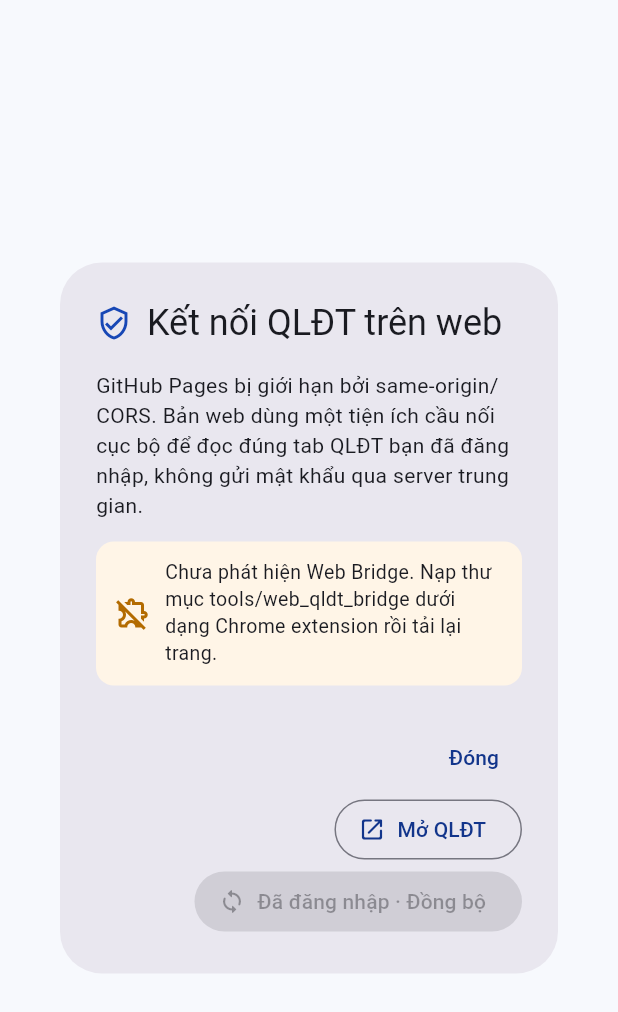
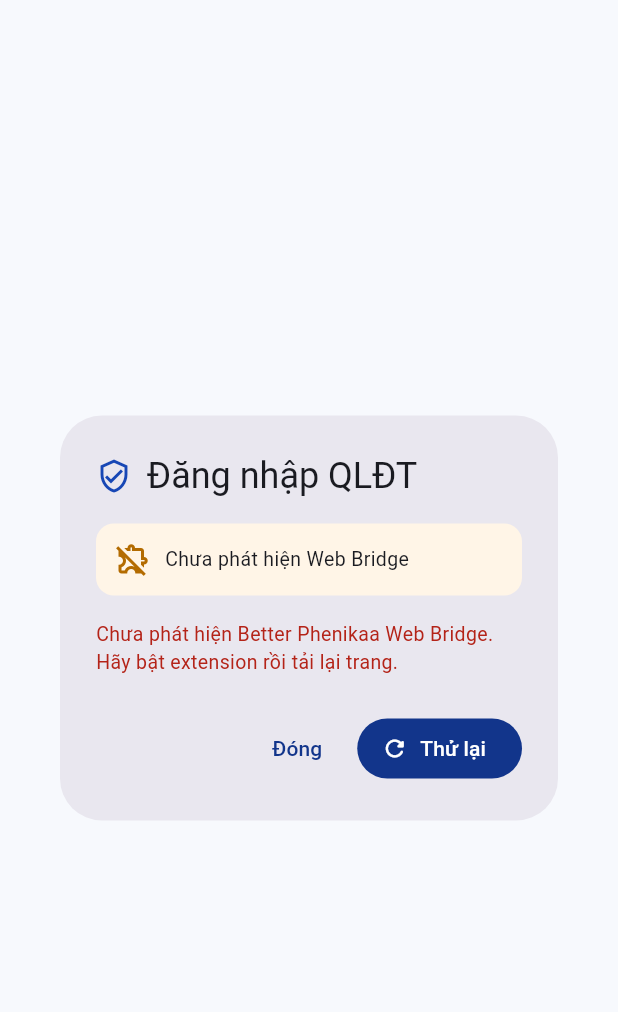
Before and after one commit to LonelyChromosome/demoD, a Flutter app: the _WebQldtBridgeDialog widget shown alone on an empty page, opened directly, on a phone screen of 412 x 824 dp. Shown: the top 1012 px of the screen. Run offline on Flutter 3.47's test engine with Material 3 defaults, Android fonts, the phone set to English and light mode, and no system bars; our stand-ins replace flutter_riverpod, shared_preferences; missing offline and left inert: dart:html, flutter_inappwebview, home_widget; accounts and stored records are empty.

Commit message:
feat: auto-login web after QLDT authentication

```diff
--- a/lib/features/qldt_intake/qldt_login_web.dart
+++ b/lib/features/qldt_intake/qldt_login_web.dart
@@ -1,4 +1,4 @@
-// This file is selected only for Flutter Web and must talk to the local Chrome
+// This file is selected only for Flutter Web and talks to the local Chrome
 // bridge through browser DOM events; the mobile implementation never imports it.
 // ignore_for_file: avoid_web_libraries_in_flutter, deprecated_member_use
 
@@ -26,12 +26,16 @@
 }
 
 class _WebQldtBridgeDialogState extends State<_WebQldtBridgeDialog> {
-  static const _requestEvent = 'better-phenikaa-request-qldt';
+  static const _startEvent = 'better-phenikaa-start-qldt-login';
+  static const _cancelEvent = 'better-phenikaa-cancel-qldt-login';
   static const _resultEvent = 'better-phenikaa-qldt-result';
   static const _errorEvent = 'better-phenikaa-qldt-error';
+  static const _bridgeReadyEvent = 'better-phenikaa-bridge-ready';
 
+  bool _started = false;
   bool _syncing = false;
-  String _status = '';
+  bool _failed = false;
+  String _status = 'Đang chuẩn bị kết nối QLĐT...';
 
   bool get _bridgeReady =>
       html.document.documentElement?.dataset['betterPhenikaaBridge'] == 'ready';
@@ -41,29 +45,32 @@
     super.initState();
     html.window.addEventListener(_resultEvent, _onResult);
     html.window.addEventListener(_errorEvent, _onError);
+    html.window.addEventListener(_bridgeReadyEvent, _onBridgeReady);
+    WidgetsBinding.instance.addPostFrameCallback((_) => _startAutoLogin());
   }
 
   @override
   void dispose() {
     html.window.removeEventListener(_resultEvent, _onResult);
     html.window.removeEventListener(_errorEvent, _onError);
+    html.window.removeEventListener(_bridgeReadyEvent, _onBridgeReady);
     super.dispose();
   }
 
-  void _openQldt() {
-    html.window.open(
-      'https://qldtbeta.phenikaa-uni.edu.vn/',
-      'betterPhenikaaQldt',
-    );
-    setState(() {
-      _status = 'Đăng nhập Microsoft trên tab QLĐT chính thức. Giữ tab đó mở rồi quay lại đây.';
-    });
+  void _onBridgeReady(html.Event _) {
+    if (!_started) {
+      _startAutoLogin();
+    }
   }
 
-  void _requestSync() {
+  void _startAutoLogin() {
+    if (!mounted || _syncing) {
+      return;
+    }
     if (!_bridgeReady) {
       setState(() {
-        _status = 'Chưa phát hiện Better Phenikaa Web Bridge. Hãy bật tiện ích cầu nối rồi tải lại trang.';
+        _failed = true;
+        _status = 'Chưa phát hiện Better Phenikaa Web Bridge. Hãy bật extension rồi tải lại trang.';
       });
       return;
     }
@@ -78,10 +85,17 @@
     });
 
     setState(() {
+      _started = true;
       _syncing = true;
-      _status = 'Đang đọc lịch từ tab QLĐT đã đăng nhập...';
+      _failed = false;
+      _status = 'QLĐT đang được mở. Hãy đăng nhập Microsoft; sau khi lấy xong lịch, tab QLĐT sẽ tự đóng và app đăng nhập tự động.';
     });
-    html.window.dispatchEvent(html.CustomEvent(_requestEvent, detail: payload));
+    html.window.dispatchEvent(html.CustomEvent(_startEvent, detail: payload));
+  }
+
+  void _cancel() {
+    html.window.dispatchEvent(html.CustomEvent(_cancelEvent));
+    Navigator.of(context).pop();
   }
 
   void _onResult(html.Event event) {
@@ -103,6 +117,7 @@
       if (mounted) {
         setState(() {
           _syncing = false;
+          _failed = true;
           _status = 'Không đọc được dữ liệu QLĐT: $error';
         });
       }
@@ -123,6 +138,7 @@
     }
     setState(() {
       _syncing = false;
+      _failed = true;
       _status = message;
     });
   }
@@ -135,7 +151,7 @@
         children: <Widget>[
           Icon(Icons.verified_user_outlined, color: Color(0xFF1747B5)),
           SizedBox(width: 10),
-          Expanded(child: Text('Kết nối QLĐT trên web')),
+          Expanded(child: Text('Đăng nhập QLĐT')),
         ],
       ),
       content: ConstrainedBox(
@@ -144,13 +160,6 @@
           mainAxisSize: MainAxisSize.min,
           crossAxisAlignment: CrossAxisAlignment.start,
           children: <Widget>[
-            Text(
-              bridgeReady
-                  ? 'Web Bridge đã sẵn sàng. Mật khẩu chỉ được nhập trên trang Microsoft/QLĐT chính thức.'
-                  : 'GitHub Pages bị giới hạn bởi same-origin/CORS. Bản web dùng một tiện ích cầu nối cục bộ để đọc đúng tab QLĐT bạn đã đăng nhập, không gửi mật khẩu qua server trung gian.',
-              style: const TextStyle(height: 1.45),
-            ),
-            const SizedBox(height: 14),
             Container(
               width: double.infinity,
               padding: const EdgeInsets.all(12),
@@ -173,49 +182,42 @@
                   const SizedBox(width: 10),
                   Expanded(
                     child: Text(
-                      bridgeReady ? 'Better Phenikaa Web Bridge: đã bật' : 'Chưa phát hiện Web Bridge. Nạp thư mục tools/web_qldt_bridge dưới dạng Chrome extension rồi tải lại trang.',
+                      bridgeReady
+                          ? 'Web Bridge đã bật · tự động đồng bộ sau đăng nhập'
+                          : 'Chưa phát hiện Web Bridge',
                       style: const TextStyle(fontSize: 13, height: 1.35),
                     ),
                   ),
                 ],
               ),
             ),
-            if (_status.isNotEmpty) ...<Widget>[
-              const SizedBox(height: 14),
+            const SizedBox(height: 16),
+            if (_syncing)
+              const LinearProgressIndicator(minHeight: 3),
+            if (_syncing) const SizedBox(height: 14),
             Text(
               _status,
-                style: const TextStyle(
-                  color: Color(0xFF4F628B),
+              style: TextStyle(
+                color: _failed
+                    ? const Color(0xFFB42318)
+                    : const Color(0xFF4F628B),
                 fontSize: 13,
-                  height: 1.4,
+                height: 1.45,
               ),
             ),
-            ],
           ],
         ),
       ),
       actions: <Widget>[
         TextButton(
-          onPressed: _syncing ? null : () => Navigator.of(context).pop(),
-          child: const Text('Đóng'),
+          onPressed: _cancel,
+          child: Text(_failed ? 'Đóng' : 'Hủy'),
         ),
-        OutlinedButton.icon(
-          onPressed: _syncing ? null : _openQldt,
-          icon: const Icon(Icons.open_in_new_rounded),
-          label: const Text('Mở QLĐT'),
-        ),
+        if (_failed)
           FilledButton.icon(
-          onPressed: bridgeReady && !_syncing ? _requestSync : null,
-          icon: _syncing
-              ? const SizedBox.square(
-                  dimension: 16,
-                  child: CircularProgressIndicator(
-                    strokeWidth: 2,
-                    color: Colors.white,
-                  ),
-                )
-              : const Icon(Icons.sync_rounded),
-          label: Text(_syncing ? 'Đang đồng bộ' : 'Đã đăng nhập · Đồng bộ'),
+            onPressed: _startAutoLogin,
+            icon: const Icon(Icons.refresh_rounded),
+            label: const Text('Thử lại'),
           ),
       ],
     );
```
Lines whose indentation alone changed are shown as unchanged.
